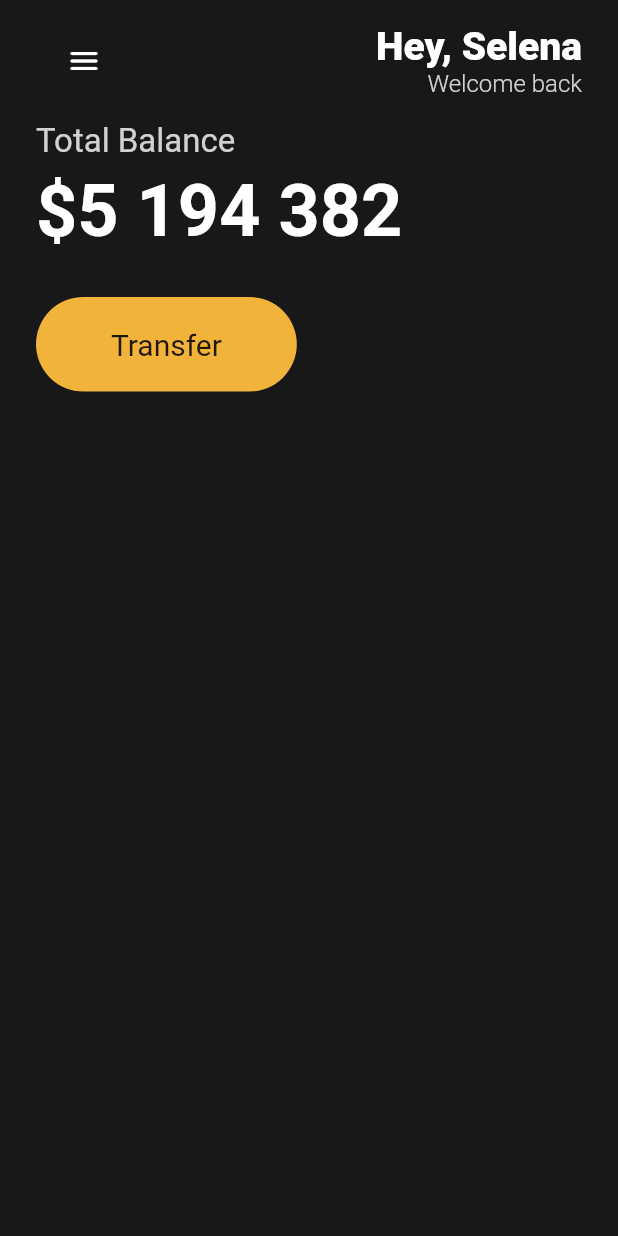
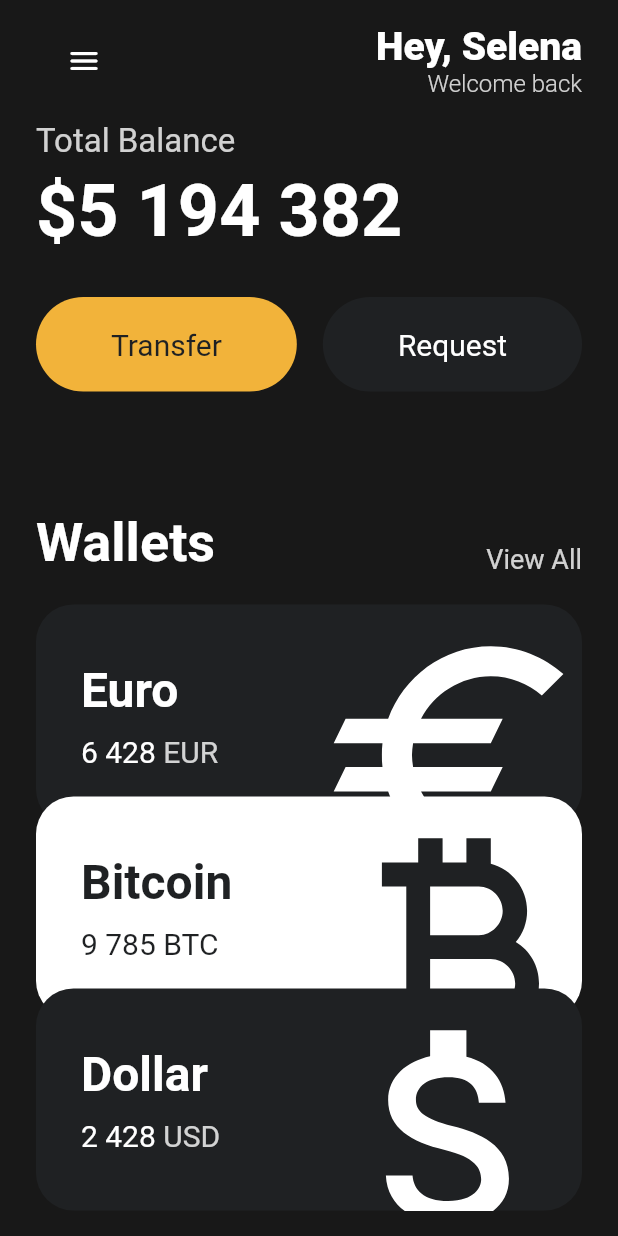
Before and after one commit to thinction-a/flutter-ui-challenge, a Flutter app: the screen it shows after launch, on a phone screen of 412 x 824 dp. Run offline on Flutter 3.47's test engine with Material 2 defaults, Android fonts, the phone set to English and light mode, and no system bars.

Commit message:
23.01.17 flutter practice with nomadCoders toonflix

```diff
--- a/lib/main.dart
+++ b/lib/main.dart
@@ -1,25 +1,58 @@
-import 'dart:ui';
-
-import 'package:flutter/cupertino.dart';
 import 'package:flutter/material.dart';
+import 'package:toonflix/widgets/Button.dart';
+import 'package:toonflix/widgets/currency_card.dart';
 
 void main() {
   runApp(App());
 }
+
+class Currency {
+  final String name, amount, code;
+  final IconData icon;
+
+  Currency({
+    required this.name,
+    required this.amount,
+    required this.code,
+    required this.icon,
+  });
+}
+
+final List<Currency> currencies = [
+  Currency(
+    name: 'Euro',
+    amount: '6 428',
+    code: 'EUR',
+    icon: Icons.euro_sharp,
+  ),
+  Currency(
+    name: 'Bitcoin',
+    amount: '9 785',
+    code: 'BTC',
+    icon: Icons.currency_bitcoin_sharp,
+  ),
+  Currency(
+    name: 'Dollar',
+    amount: '2 428',
+    code: 'USD',
+    icon: Icons.attach_money_sharp,
+  ),
+];
 
 class App extends StatelessWidget {
   @override
   Widget build(BuildContext context) {
     return MaterialApp(
       home: Scaffold(
-        backgroundColor: Color(0xFF181818),
+        backgroundColor: const Color(0xFF181818),
         appBar: AppBar(
-          backgroundColor: Color(0xFF181818),
+          backgroundColor: const Color(0xFF181818),
           toolbarHeight: 0,
           elevation: 0,
         ),
-        body: Padding(
-          padding: EdgeInsets.symmetric(
+        body: SingleChildScrollView(
+          child: Padding(
+            padding: const EdgeInsets.symmetric(
               horizontal: 24,
               vertical: 16,
             ),
@@ -31,7 +64,7 @@ class App extends StatelessWidget {
                   children: [
                     TextButton(
                       onPressed: () => print('menu'),
-                    child: Icon(
+                      child: const Icon(
                         Icons.menu_rounded,
                         color: Colors.white,
                         size: 24,
@@ -42,7 +75,7 @@ class App extends StatelessWidget {
                       child: Column(
                         crossAxisAlignment: CrossAxisAlignment.end,
                         children: [
-                        Text(
+                          const Text(
                             'Hey, Selena',
                             style: TextStyle(
                               color: Colors.white,
@@ -62,7 +95,7 @@ class App extends StatelessWidget {
                     )
                   ],
                 ),
-              SizedBox(
+                const SizedBox(
                   height: 16,
                 ),
                 Text(
@@ -72,10 +105,10 @@ class App extends StatelessWidget {
                     color: Colors.white.withOpacity(.8),
                   ),
                 ),
-              SizedBox(
+                const SizedBox(
                   height: 5,
                 ),
-              Text(
+                const Text(
                   "\$5 194 382",
                   style: TextStyle(
                     fontSize: 48,
@@ -83,120 +116,66 @@ class App extends StatelessWidget {
                     color: Colors.white,
                   ),
                 ),
-              SizedBox(
+                const SizedBox(
                   height: 30,
                 ),
                 Row(
+                  mainAxisAlignment: MainAxisAlignment.spaceBetween,
+                  children: const [
+                    Button(
+                      text: 'Transfer',
+                      bgColor: Color(0xFFF2B33A),
+                      textColor: Color(0xFF1F2123),
+                    ),
+                    Button(
+                      text: 'Request',
+                      bgColor: Color(0xFF1F2123),
+                      textColor: Colors.white,
+                    ),
+                  ],
+                ),
+                const SizedBox(
+                  height: 80,
+                ),
+                Row(
+                  crossAxisAlignment: CrossAxisAlignment.end,
+                  mainAxisAlignment: MainAxisAlignment.spaceBetween,
                   children: [
-                  Container(
-                    decoration: BoxDecoration(
-                      color: Color(0xFFF2B33A),
-                      borderRadius: BorderRadius.circular(45),
+                    const Text(
+                      'Wallets',
+                      style: TextStyle(
+                        color: Colors.white,
+                        fontSize: 36,
+                        fontWeight: FontWeight.w600,
                       ),
-                    child: Padding(
-                      padding: EdgeInsets.symmetric(
-                        vertical: 20,
-                        horizontal: 50,
                     ),
-                      child: Text(
-                        'Transfer',
+                    Text(
+                      'View All',
                       style: TextStyle(
-                          fontSize: 20,
+                        color: Colors.white.withOpacity(.8),
+                        fontSize: 18,
                       ),
+                    ),
+                  ],
+                ),
+                const SizedBox(
+                  height: 20,
+                ),
+                Column(
+                  children: List.generate(
+                    currencies.length,
+                    (i) => CurrencyCard(
+                      name: currencies[i].name,
+                      amount: currencies[i].amount,
+                      code: currencies[i].code,
+                      icon: currencies[i].icon,
+                      isInverted: i.isOdd,
+                      order: i.floorToDouble(),
                     ),
                   ),
                 ),
               ],
-              )
-              // SizedBox(
-              //   width: 1000,
-              //   child: Column(
-              //     crossAxisAlignment: CrossAxisAlignment.start,
-              //     children: [
-              //       Text(
-              //         "Total Balance",
-              //         style: TextStyle(
-              //             color: Colors.white.withOpacity(.8),
-              //             fontSize: 16,
-              //             fontWeight: FontWeight.w300),
-              //       ),
-              //       Text(
-              //         "\$5 194 382",
-              //         style: TextStyle(
-              //             color: Colors.white,
-              //             fontSize: 32,
-              //             fontWeight: FontWeight.w800),
-              //       ),
-              //     ],
-              //   ),
-              // ),
-              // SizedBox(
-              //   height: 16,
-              // ),
-              // Row(
-              //   children: [
-              //     Flexible(
-              //         fit: FlexFit.tight,
-              //         child: TextButton(
-              //           onPressed: (() => print('Transfer')),
-              //           child: Text(
-              //             'Transfer',
-              //             style: TextStyle(
-              //               color: Color(0xFF181818),
-              //               fontWeight: FontWeight.w300,
-              //             ),
-              //           ),
-              //           style: ButtonStyle(
-              //             backgroundColor: MaterialStateProperty.all(
-              //               Color(0xFFF2B33A),
-              //             ),
-              //             shape: MaterialStateProperty.all(
-              //               RoundedRectangleBorder(
-              //                 borderRadius: BorderRadius.circular(40),
-              //               ),
-              //             ),
-              //             padding: MaterialStateProperty.all(
-              //               EdgeInsets.symmetric(
-              //                 horizontal: 16,
-              //                 vertical: 16,
-              //               ),
-              //             ),
-              //           ),
-              //         )),
-              //     SizedBox(
-              //       width: 10,
-              //     ),
-              //     Flexible(
-              //       fit: FlexFit.tight,
-              //       child: TextButton(
-              //         onPressed: (() => print('Request')),
-              //         child: Text(
-              //           'Request',
-              //           style: TextStyle(
-              //               color: Color(0xFFFAFAFA),
-              //               fontWeight: FontWeight.w300),
-              //         ),
-              //         style: ButtonStyle(
-              //           backgroundColor: MaterialStateProperty.all(
-              //             Color.fromARGB(255, 52, 52, 52),
-              //           ),
-              //           shape: MaterialStateProperty.all(
-              //             RoundedRectangleBorder(
-              //               borderRadius: BorderRadius.circular(40),
-              //             ),
-              //           ),
-              //           padding: MaterialStateProperty.all(
-              //             EdgeInsets.symmetric(
-              //               horizontal: 16,
-              //               vertical: 16,
-              //             ),
-              //           ),
-              //         ),
-              //       ),
-              //     )
-              //   ],
-              // ),
-            ],
+            ),
           ),
         ),
       ),
--- /dev/null
+++ b/lib/widgets/button.dart
@@ -0,0 +1,37 @@
+import 'package:flutter/material.dart';
+
+class Button extends StatelessWidget {
+  final String text;
+  final Color bgColor;
+  final Color textColor;
+
+  const Button({
+    super.key,
+    required this.text,
+    required this.bgColor,
+    required this.textColor,
+  });
+
+  @override
+  Widget build(BuildContext context) {
+    return Container(
+      decoration: BoxDecoration(
+        color: bgColor,
+        borderRadius: BorderRadius.circular(45),
+      ),
+      child: Padding(
+        padding: const EdgeInsets.symmetric(
+          vertical: 20,
+          horizontal: 50,
+        ),
+        child: Text(
+          text,
+          style: TextStyle(
+            color: textColor,
+            fontSize: 20,
+          ),
+        ),
+      ),
+    );
+  }
+}
--- /dev/null
+++ b/lib/widgets/currency_card.dart
@@ -0,0 +1,91 @@
+import 'package:flutter/material.dart';
+
+class CurrencyCard extends StatelessWidget {
+  final String name, amount, code;
+  final IconData icon;
+  final bool isInverted;
+  final double order;
+
+  static const _black = Color(0xFF1F2123);
+  static const _white = Colors.white;
+
+  const CurrencyCard({
+    super.key,
+    required this.name,
+    required this.amount,
+    required this.code,
+    required this.icon,
+    required this.isInverted,
+    required this.order,
+  });
+
+  @override
+  Widget build(BuildContext context) {
+    return Transform.translate(
+      offset: Offset(0, -(order * 20)),
+      child: Container(
+        clipBehavior: Clip.hardEdge,
+        decoration: BoxDecoration(
+          color: isInverted ? _white : _black,
+          borderRadius: BorderRadius.circular(25),
+        ),
+        child: Padding(
+          padding: const EdgeInsets.all(30),
+          child: Row(
+            mainAxisAlignment: MainAxisAlignment.spaceBetween,
+            children: [
+              Column(
+                crossAxisAlignment: CrossAxisAlignment.start,
+                children: [
+                  Text(
+                    name,
+                    style: TextStyle(
+                      color: isInverted ? _black : _white,
+                      fontSize: 32,
+                      fontWeight: FontWeight.w600,
+                    ),
+                  ),
+                  const SizedBox(
+                    height: 10,
+                  ),
+                  Row(
+                    children: [
+                      Text(
+                        amount,
+                        style: TextStyle(
+                          color: isInverted ? _black : _white,
+                          fontSize: 20,
+                        ),
+                      ),
+                      const SizedBox(
+                        width: 5,
+                      ),
+                      Text(
+                        code,
+                        style: TextStyle(
+                          color: isInverted ? _black : _white.withOpacity(.8),
+                          fontSize: 20,
+                        ),
+                      ),
+                    ],
+                  ),
+                ],
+              ),
+              Transform.scale(
+                scale: 2.2,
+                child: Transform.translate(
+                  offset: const Offset(-5, 12),
+                  child: Icon(
+                    icon,
+                    color: isInverted ? _black : _white,
+                    size: 88,
+                  ),
+                ),
+              )
+            ],
+          ),
+        ),
+      ),
+    );
+  }
+}
```
Lines whose indentation alone changed are shown as unchanged.
